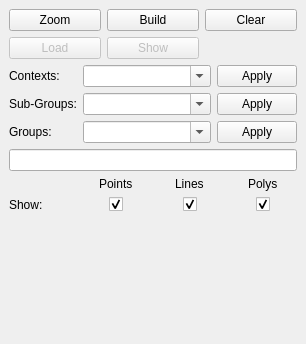
The window that filter/filter_dock_base.ui (lparchaeology/ArkPlan) describes before a commit, drawn with Qt 5.
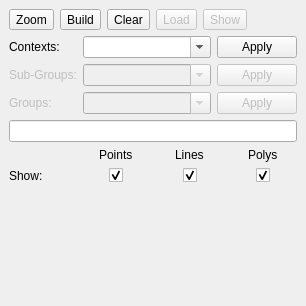
The same window after the commit. Icons and pictures are not drawn. Custom widgets are drawn as their Qt base class.

Commit message: Change filter dock to use actions and icons

Diff of the .ui file:
```diff
--- a/filter/filter_dock_base.ui
+++ b/filter/filter_dock_base.ui
@@ -7,7 +7,7 @@
     <x>0</x>
     <y>0</y>
     <width>306</width>
-    <height>344</height>
+    <height>306</height>
    </rect>
   </property>
   <property name="windowTitle">
@@ -16,30 +16,30 @@
   <widget class="QWidget" name="FilterDockContents">
    <layout class="QVBoxLayout" name="verticalLayout">
     <item>
-     <layout class="QGridLayout" name="gridLayout_2">
-      <item row="0" column="1">
-       <widget class="QPushButton" name="zoomButton">
+     <layout class="QHBoxLayout" name="horizontalLayout">
+      <item>
+       <widget class="QToolButton" name="zoomFilterTool">
         <property name="text">
          <string>Zoom</string>
         </property>
        </widget>
       </item>
-      <item row="0" column="2">
-       <widget class="QPushButton" name="buildFilterButton">
+      <item>
+       <widget class="QToolButton" name="buildFilterTool">
         <property name="text">
          <string>Build</string>
         </property>
        </widget>
       </item>
-      <item row="0" column="3">
-       <widget class="QPushButton" name="clearFilterButton">
+      <item>
+       <widget class="QToolButton" name="clearFilterTool">
         <property name="text">
          <string>Clear</string>
         </property>
        </widget>
       </item>
-      <item row="1" column="1">
-       <widget class="QPushButton" name="loadDataButton">
+      <item>
+       <widget class="QToolButton" name="loadDataTool">
         <property name="enabled">
          <bool>false</bool>
         </property>
@@ -48,8 +48,8 @@
         </property>
        </widget>
       </item>
-      <item row="1" column="2">
-       <widget class="QPushButton" name="showDataButton">
+      <item>
+       <widget class="QToolButton" name="showDataTool">
         <property name="enabled">
          <bool>false</bool>
         </property>
@@ -58,12 +58,28 @@
         </property>
        </widget>
       </item>
+      <item>
+       <spacer name="horizontalSpacer">
+        <property name="orientation">
+         <enum>Qt::Horizontal</enum>
+        </property>
+        <property name="sizeHint" stdset="0">
+         <size>
+          <width>40</width>
+          <height>20</height>
+         </size>
+        </property>
+       </spacer>
+      </item>
      </layout>
     </item>
     <item>
      <layout class="QGridLayout" name="gridLayout">
       <item row="1" column="0">
        <widget class="QLabel" name="subGroupFilterLabel">
+        <property name="enabled">
+         <bool>false</bool>
+        </property>
         <property name="text">
          <string>Sub-Groups:</string>
         </property>
@@ -74,6 +90,9 @@
       </item>
       <item row="2" column="1">
        <widget class="QComboBox" name="groupFilterCombo">
+        <property name="enabled">
+         <bool>false</bool>
+        </property>
         <property name="sizePolicy">
          <sizepolicy hsizetype="Expanding" vsizetype="Fixed">
           <horstretch>0</horstretch>
@@ -87,6 +106,9 @@
       </item>
       <item row="2" column="2">
        <widget class="QPushButton" name="groupFilterButton">
+        <property name="enabled">
+         <bool>false</bool>
+        </property>
         <property name="text">
          <string>Apply</string>
         </property>
@@ -107,6 +129,9 @@
       </item>
       <item row="2" column="0">
        <widget class="QLabel" name="groupFilterLabel">
+        <property name="enabled">
+         <bool>false</bool>
+        </property>
         <property name="text">
          <string>Groups:</string>
         </property>
@@ -117,6 +142,9 @@
       </item>
       <item row="1" column="1">
        <widget class="QComboBox" name="subGroupFilterCombo">
+        <property name="enabled">
+         <bool>false</bool>
+        </property>
         <property name="sizePolicy">
          <sizepolicy hsizetype="Expanding" vsizetype="Fixed">
           <horstretch>0</horstretch>
@@ -140,6 +168,9 @@
       </item>
       <item row="1" column="2">
        <widget class="QPushButton" name="subGroupFilterButton">
+        <property name="enabled">
+         <bool>false</bool>
+        </property>
         <property name="text">
          <string>Apply</string>
         </property>
```
Left out of the diff: 70 changed lines with no effect on the pictures. The commit also changes 11 other files.
